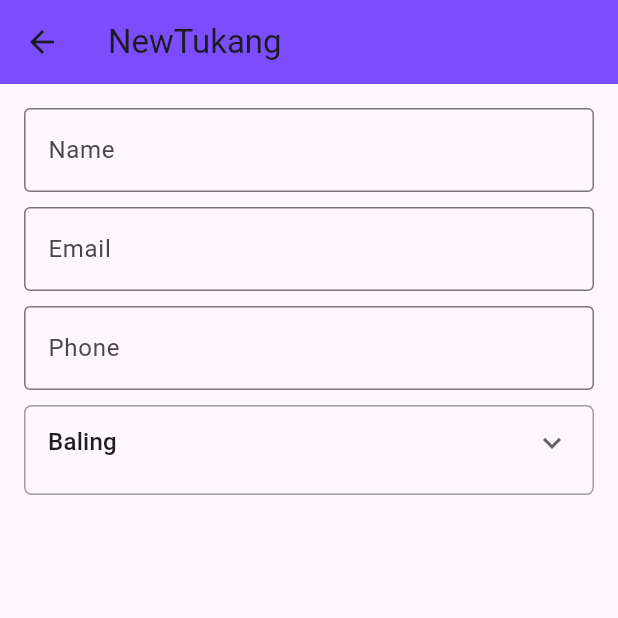
After one commit to ahmadhanis/FlutterA242_STIJ6044, a Flutter app: the screen it shows after launch, after a tap on the "add" icon, on a phone screen of 412 x 824 dp, the top half of it. The commit adds this screen. Run offline on Flutter 3.47's test engine with Material 3 defaults, Android fonts, the phone set to English and light mode, and no system bars; our stand-ins replace sn_progress_dialog.

Commit message:
new tukang update

```diff
--- a/mytukang/lib/main.dart
+++ b/mytukang/lib/main.dart
@@ -39,11 +39,16 @@ class SplashScreenState extends State<SplashScreen> {
   Widget build(BuildContext context) {
     return const Scaffold(
       body: Center(
-        child: Text(
-          'MyTukang',
-          style: TextStyle(fontSize: 30, fontWeight: FontWeight.bold),
-        ),
-      ),
+          child: Column(
+            mainAxisAlignment: MainAxisAlignment.center,
+        children: [
+          Text(
+            'MyTukang',
+            style: TextStyle(fontSize: 30, fontWeight: FontWeight.bold),
+          ),
+          CircularProgressIndicator()
+        ],
+      )),
     );
   }
 }
--- /dev/null
+++ b/mytukang/lib/newtukangscreen.dart
@@ -0,0 +1,105 @@
+import 'package:flutter/material.dart';
+
+class NewTukangScreen extends StatefulWidget {
+  const NewTukangScreen({super.key});
+
+  @override
+  State<NewTukangScreen> createState() => _NewTukangScreenState();
+}
+
+class _NewTukangScreenState extends State<NewTukangScreen> {
+  TextEditingController emailController = TextEditingController();
+  TextEditingController phoneController = TextEditingController();
+  TextEditingController nameController = TextEditingController();
+
+  var districts = [
+    'Baling',
+    'Bandar Baharu',
+    'Kota Setar',
+    'Kuala Muda',
+    'Kubang Pasu',
+    'Kulim',
+    'Langkawi',
+    'Padang Terap',
+    'Pendang',
+    'Pokok Sena',
+    'Sik',
+    'Yan'
+  ];
+
+  String selectedDistrict = 'Baling';
+
+  @override
+  Widget build(BuildContext context) {
+    return Scaffold(
+        appBar: AppBar(
+          title: const Text('NewTukang'),
+          backgroundColor: Colors.deepPurpleAccent,
+        ),
+        body: Center(
+          child: Padding(
+            padding: const EdgeInsets.all(16.0),
+            child: Column(
+              children: [
+                TextField(
+                  controller: nameController,
+                  decoration: const InputDecoration(
+                    labelText: 'Name',
+                    border: OutlineInputBorder(),
+                  ),
+                ),
+                const SizedBox(
+                  height: 10,
+                ),
+                TextField(
+                  controller: emailController,
+                  decoration: const InputDecoration(
+                    labelText: 'Email',
+                    border: OutlineInputBorder(),
+                  ),
+                  keyboardType: TextInputType.emailAddress,
+                ),
+                const SizedBox(
+                  height: 10,
+                ),
+                TextField(
+                  controller: phoneController,
+                  decoration: const InputDecoration(
+                    labelText: 'Phone',
+                    border: OutlineInputBorder(),
+                  ),
+                  keyboardType: TextInputType.phone,
+                ),
+                const SizedBox(
+                  height: 10,
+                ),
+                Container(
+                  height: 60,
+                  padding: const EdgeInsets.symmetric(horizontal: 15),
+                  decoration: BoxDecoration(
+                      border: Border.all(color: Colors.grey),
+                      borderRadius: BorderRadius.circular(5)),
+                  child: DropdownButton(
+                    value: selectedDistrict,
+                    underline: const SizedBox(),
+                    isExpanded: true,
+                    icon: const Icon(Icons.keyboard_arrow_down),
+                    items: districts.map((String items) {
+                      return DropdownMenuItem(
+                        value: items,
+                        child: Text(items),
+                      );
+                    }).toList(),
+                    onChanged: (String? newValue) {
+                      selectedDistrict = newValue!;
+                      print(selectedDistrict);
+                      setState(() {});
+                    },
+                  ),
+                ),
+              ],
+            ),
+          ),
+        ));
+  }
+}
--- a/mytukang/lib/tukangscreen.dart
+++ b/mytukang/lib/tukangscreen.dart
@@ -1,4 +1,5 @@
 import 'package:flutter/material.dart';
+import 'package:mytukang/newtukangscreen.dart';
 
 class TukangScreen extends StatefulWidget {
   const TukangScreen({super.key});
@@ -11,12 +12,24 @@ class _TukangScreenState extends State<TukangScreen> {
   @override
   Widget build(BuildContext context) {
     return Scaffold(
-      appBar: AppBar(),
+      appBar: AppBar(
+        title: const Text('MyTukang'),
+        backgroundColor: Colors.deepPurpleAccent,
+      ),
       body:  const Center(
         child: Text(
-          'MyTukang',
+          'MyTukang Screen',
           style: TextStyle(fontSize: 30, fontWeight: FontWeight.bold),
         ),
+      ),
+      floatingActionButton: FloatingActionButton(
+        onPressed: () {
+         Navigator.push(
+           context,
+           MaterialPageRoute(builder: (context) => const NewTukangScreen()),
+         );
+        },
+        child: const Icon(Icons.add),
       ),
     );
   }
```
